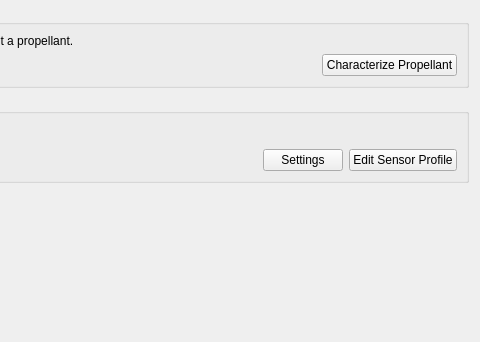
First picture: the form in ui/views/forms/StartWidget.ui, repository reilleya/RMTS-Software, before the edit; both pictures show x 493 to 973 and y 232 to 574 of the 973 by 574 pixel window.
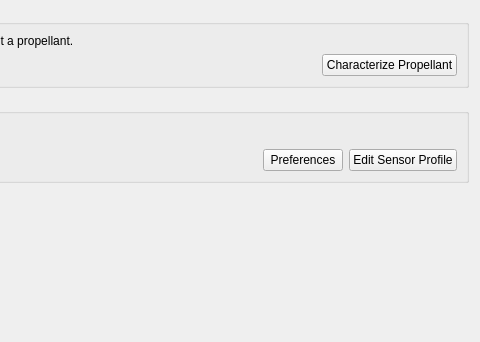
Second picture: the form after the edit.

Patch:
```diff
--- a/ui/views/forms/StartWidget.ui
+++ b/ui/views/forms/StartWidget.ui
@@ -249,7 +249,7 @@
         <item>
          <widget class="QPushButton" name="pushButton_2">
           <property name="text">
-           <string>Settings</string>
+           <string>Preferences</string>
           </property>
          </widget>
         </item>
```
Left out of the diff: 2 changed lines with no effect on the pictures.
